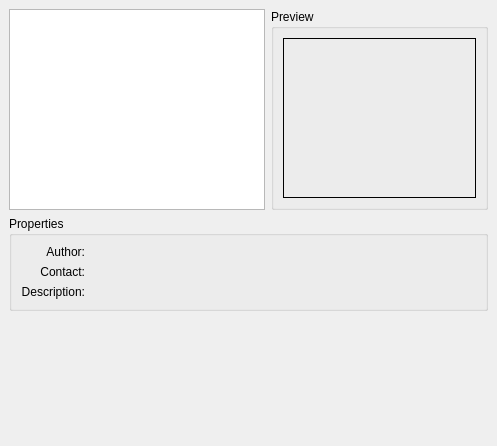
Old version of the form backgroundselector.ui in the repository KDE/kajongg.
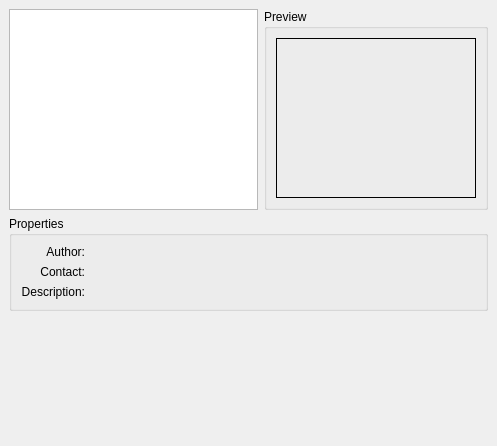
New version of the form.

Diff of the .ui file:
```diff
--- a/backgroundselector.ui
+++ b/backgroundselector.ui
@@ -61,14 +61,14 @@
         <item>
          <widget class="QLabel" name="backgroundPreview" >
           <property name="sizePolicy" >
-           <sizepolicy vsizetype="Expanding" hsizetype="Expanding" >
+           <sizepolicy vsizetype="Fixed" hsizetype="Fixed" >
             <horstretch>0</horstretch>
             <verstretch>0</verstretch>
            </sizepolicy>
           </property>
           <property name="minimumSize" >
            <size>
-            <width>120</width>
+            <width>200</width>
             <height>160</height>
            </size>
           </property>
```
